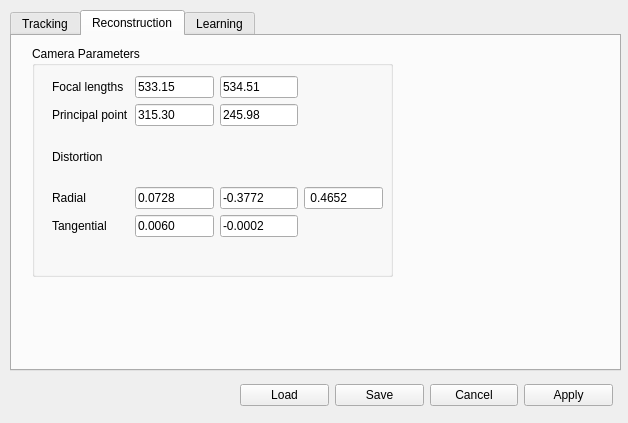
jonabalzer/r4r, file clam/preferences.ui: the form before one commit.
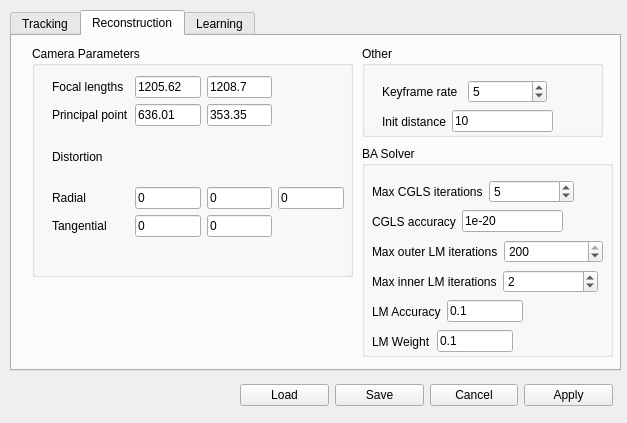
The form after the commit. The open tabs and pages were chosen to show the change.

Patch:
```diff
--- a/clam/preferences.ui
+++ b/clam/preferences.ui
@@ -6,7 +6,7 @@
    <rect>
     <x>0</x>
     <y>0</y>
-    <width>628</width>
+    <width>627</width>
     <height>423</height>
    </rect>
   </property>
@@ -354,7 +354,7 @@
       <rect>
        <x>20</x>
        <y>10</y>
-       <width>361</width>
+       <width>321</width>
        <height>231</height>
       </rect>
      </property>
@@ -366,7 +366,7 @@
        <rect>
         <x>20</x>
         <y>30</y>
-        <width>331</width>
+        <width>292</width>
         <height>161</height>
        </rect>
       </property>
@@ -381,28 +381,28 @@
        <item row="0" column="2">
         <widget class="QLineEdit" name="fvRgbEdit_2">
          <property name="text">
-          <string>534.51</string>
+          <string>1208.7</string>
          </property>
         </widget>
        </item>
        <item row="1" column="1">
         <widget class="QLineEdit" name="cuRgbEdit_2">
          <property name="text">
-          <string>315.30</string>
+          <string>636.01</string>
          </property>
         </widget>
        </item>
        <item row="4" column="2">
         <widget class="QLineEdit" name="k3Edit_2">
          <property name="text">
-          <string>-0.0002</string>
+          <string>0</string>
          </property>
         </widget>
        </item>
        <item row="0" column="1">
         <widget class="QLineEdit" name="fuRgbEdit_2">
          <property name="text">
-          <string>533.15</string>
+          <string>1205.62</string>
          </property>
         </widget>
        </item>
@@ -416,14 +416,14 @@
        <item row="3" column="2">
         <widget class="QLineEdit" name="k1Edit_2">
          <property name="text">
-          <string>-0.3772</string>
+          <string>0</string>
          </property>
         </widget>
        </item>
        <item row="3" column="1">
         <widget class="QLineEdit" name="k0Edit_2">
          <property name="text">
-          <string>0.0728</string>
+          <string>0</string>
          </property>
         </widget>
        </item>
@@ -444,14 +444,14 @@
        <item row="4" column="1">
         <widget class="QLineEdit" name="k2Edit_2">
          <property name="text">
-          <string>0.0060</string>
+          <string>0</string>
          </property>
         </widget>
        </item>
        <item row="3" column="3">
         <widget class="QLineEdit" name="k4Edit_2">
          <property name="text">
-          <string> 0.4652</string>
+          <string>0</string>
          </property>
         </widget>
        </item>
@@ -465,7 +465,244 @@
        <item row="1" column="2">
         <widget class="QLineEdit" name="cvRgbEdit_2">
          <property name="text">
-          <string>245.98</string>
+          <string>353.35</string>
+         </property>
+        </widget>
+       </item>
+      </layout>
+     </widget>
+    </widget>
+    <widget class="QGroupBox" name="otherGroupBox">
+     <property name="geometry">
+      <rect>
+       <x>350</x>
+       <y>10</y>
+       <width>241</width>
+       <height>91</height>
+      </rect>
+     </property>
+     <property name="title">
+      <string>Other</string>
+     </property>
+     <widget class="QWidget" name="horizontalLayoutWidget_19">
+      <property name="geometry">
+       <rect>
+        <x>20</x>
+        <y>30</y>
+        <width>165</width>
+        <height>31</height>
+       </rect>
+      </property>
+      <layout class="QHBoxLayout" name="kfrLayout">
+       <item>
+        <widget class="QLabel" name="kfrLabel">
+         <property name="text">
+          <string>Keyframe rate</string>
+         </property>
+        </widget>
+       </item>
+       <item>
+        <widget class="QSpinBox" name="kfrSpinBox">
+         <property name="value">
+          <number>5</number>
+         </property>
+        </widget>
+       </item>
+      </layout>
+     </widget>
+     <widget class="QWidget" name="horizontalLayoutWidget_25">
+      <property name="geometry">
+       <rect>
+        <x>20</x>
+        <y>60</y>
+        <width>171</width>
+        <height>31</height>
+       </rect>
+      </property>
+      <layout class="QHBoxLayout" name="z0Layout">
+       <item>
+        <widget class="QLabel" name="z0label">
+         <property name="text">
+          <string>Init distance</string>
+         </property>
+        </widget>
+       </item>
+       <item>
+        <widget class="QLineEdit" name="z0Edit">
+         <property name="text">
+          <string>10</string>
+         </property>
+        </widget>
+       </item>
+      </layout>
+     </widget>
+    </widget>
+    <widget class="QGroupBox" name="solverGroupBox">
+     <property name="geometry">
+      <rect>
+       <x>350</x>
+       <y>110</y>
+       <width>251</width>
+       <height>211</height>
+      </rect>
+     </property>
+     <property name="title">
+      <string>BA Solver</string>
+     </property>
+     <widget class="QWidget" name="horizontalLayoutWidget_20">
+      <property name="geometry">
+       <rect>
+        <x>10</x>
+        <y>30</y>
+        <width>202</width>
+        <height>31</height>
+       </rect>
+      </property>
+      <layout class="QHBoxLayout" name="cglsNiterLayout">
+       <item>
+        <widget class="QLabel" name="cglsNiterLabel">
+         <property name="text">
+          <string>Max CGLS iterations</string>
+         </property>
+        </widget>
+       </item>
+       <item>
+        <widget class="QSpinBox" name="cglsNiterSpinBox">
+         <property name="value">
+          <number>5</number>
+         </property>
+        </widget>
+       </item>
+      </layout>
+     </widget>
+     <widget class="QWidget" name="horizontalLayoutWidget_22">
+      <property name="geometry">
+       <rect>
+        <x>10</x>
+        <y>90</y>
+        <width>231</width>
+        <height>31</height>
+       </rect>
+      </property>
+      <layout class="QHBoxLayout" name="lmNiterOuterLayout">
+       <item>
+        <widget class="QLabel" name="lmNiterOuterLabel">
+         <property name="text">
+          <string>Max outer LM iterations</string>
+         </property>
+        </widget>
+       </item>
+       <item>
+        <widget class="QSpinBox" name="lmNiterOuterSpinBox">
+         <property name="maximum">
+          <number>200</number>
+         </property>
+         <property name="value">
+          <number>200</number>
+         </property>
+        </widget>
+       </item>
+      </layout>
+     </widget>
+     <widget class="QWidget" name="horizontalLayoutWidget_23">
+      <property name="geometry">
+       <rect>
+        <x>10</x>
+        <y>120</y>
+        <width>226</width>
+        <height>31</height>
+       </rect>
+      </property>
+      <layout class="QHBoxLayout" name="lmNiterInnerLayout">
+       <item>
+        <widget class="QLabel" name="lmNiterInnerLabel">
+         <property name="text">
+          <string>Max inner LM iterations</string>
+         </property>
+        </widget>
+       </item>
+       <item>
+        <widget class="QSpinBox" name="lmNiterInnerSpinBox">
+         <property name="value">
+          <number>2</number>
+         </property>
+        </widget>
+       </item>
+      </layout>
+     </widget>
+     <widget class="QWidget" name="horizontalLayoutWidget_24">
+      <property name="geometry">
+       <rect>
+        <x>10</x>
+        <y>150</y>
+        <width>151</width>
+        <height>31</height>
+       </rect>
+      </property>
+      <layout class="QHBoxLayout" name="lmEpsLayout">
+       <item>
+        <widget class="QLabel" name="lmEpsLabel">
+         <property name="text">
+          <string>LM Accuracy</string>
+         </property>
+        </widget>
+       </item>
+       <item>
+        <widget class="QLineEdit" name="lmEpsEdit">
+         <property name="text">
+          <string>0.1</string>
+         </property>
+        </widget>
+       </item>
+      </layout>
+     </widget>
+     <widget class="QWidget" name="horizontalLayoutWidget_21">
+      <property name="geometry">
+       <rect>
+        <x>10</x>
+        <y>60</y>
+        <width>191</width>
+        <height>31</height>
+       </rect>
+      </property>
+      <layout class="QHBoxLayout" name="cglsEpsLayout">
+       <item>
+        <widget class="QLabel" name="cglsEpsLabel">
+         <property name="text">
+          <string>CGLS accuracy</string>
+         </property>
+        </widget>
+       </item>
+       <item>
+        <widget class="QLineEdit" name="cglsEpsEdit">
+         <property name="text">
+          <string>1e-20</string>
+         </property>
+        </widget>
+       </item>
+      </layout>
+     </widget>
+     <widget class="QWidget" name="horizontalLayoutWidget_26">
+      <property name="geometry">
+       <rect>
+        <x>10</x>
+        <y>180</y>
+        <width>141</width>
+        <height>31</height>
+       </rect>
+      </property>
+      <layout class="QHBoxLayout" name="lmLambdaLayout">
+       <item>
+        <widget class="QLabel" name="lmLambdaLabel">
+         <property name="text">
+          <string>LM Weight</string>
+         </property>
+        </widget>
+       </item>
+       <item>
+        <widget class="QLineEdit" name="lmLambdaEdit">
+         <property name="text">
+          <string>0.1</string>
          </property>
         </widget>
        </item>
```
Left out of the diff: 32 changed lines with no effect on the pictures.
